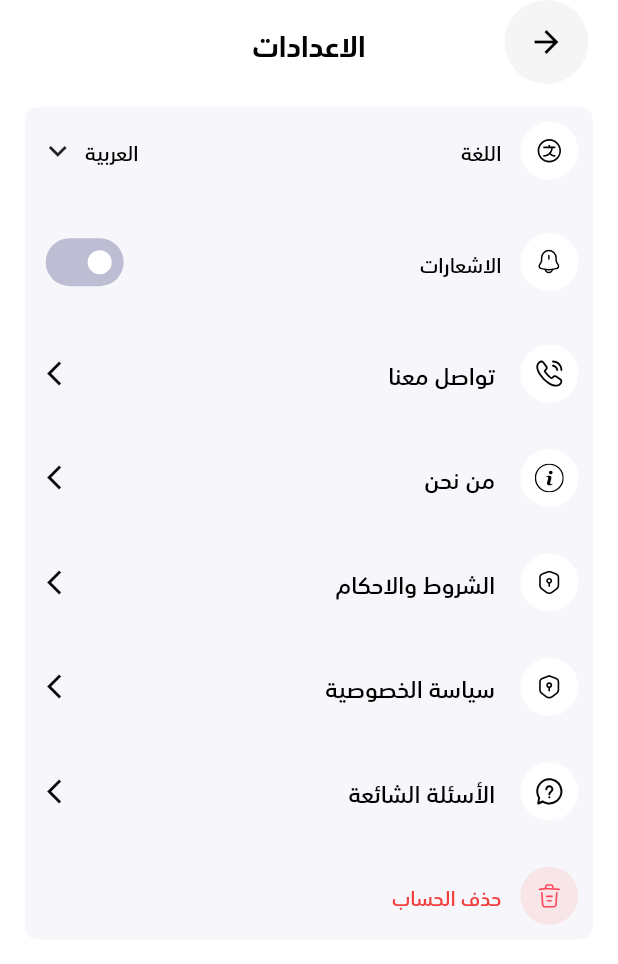
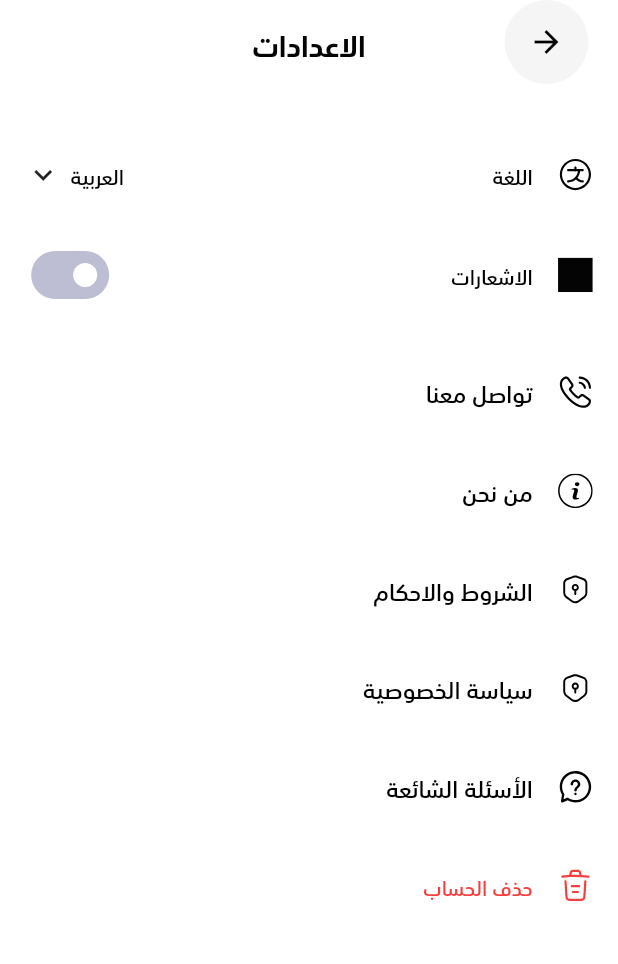
Before and after one commit to Almumez/tawsil_ghaz, a Flutter app: the SettingsView screen opened by its route, on a phone screen of 412 x 824 dp. Shown: the top 964 px of the screen. Run offline on Flutter 3.47's test engine with Material 3 defaults, Android fonts, the phone set to English and light mode, and no system bars; our stand-ins replace cached_network_image, dio, dotted_border, easy_localization, firebase_core, firebase_messaging and 17 more; missing offline and left inert: myfatoorah_flutter; accounts and stored records are empty.

Commit message:
refactor(settings_view): update layout and styling for improved user experience
Refactored the SettingsView by simplifying the layout and enhancing the styling. The body now uses a SingleChildScrollView with updated padding and background color. Adjusted the icons and text styles for better visual consistency, improving overall user interaction within the settings page.

```diff
--- a/lib/features/shared/pages/settings/view.dart
+++ b/lib/features/shared/pages/settings/view.dart
@@ -8,8 +8,6 @@ import '../../../../core/utils/enums.dart';
 import '../../../../core/utils/extensions.dart';
 import '../../../../core/utils/phoneix.dart';
 import '../../../../core/widgets/custom_image.dart';
-import '../../../../core/widgets/custom_radius_icon.dart';
-import 'controller/state.dart';
 import '../../../../gen/assets.gen.dart';
 import '../../../../models/user_model.dart';
 
@@ -22,6 +20,7 @@ import '../../../../gen/locale_keys.g.dart';
 import '../../../../models/profile_item.dart';
 import '../../components/appbar.dart';
 import 'controller/cubit.dart';
+import 'controller/state.dart';
 
 class SettingsView extends StatefulWidget {
   const SettingsView({super.key});
@@ -48,12 +47,10 @@ class _SettingsViewState extends State<SettingsView> {
   @override
   Widget build(BuildContext context) {
     return Scaffold(
+      backgroundColor: Colors.white,
       appBar: CustomAppbar(title: LocaleKeys.settings.tr()),
-      body: Container(
-        padding: EdgeInsets.all(10.h),
-        width: context.w,
-        decoration: BoxDecoration(color: context.cardColor, borderRadius: BorderRadius.circular(8)),
-        child: SingleChildScrollView(
+      body: SingleChildScrollView(
+        padding: EdgeInsets.symmetric(horizontal: 16.w, vertical: 50.h),
         child: Column(
           mainAxisSize: MainAxisSize.min,
           spacing: 32.h,
@@ -71,11 +68,12 @@ class _SettingsViewState extends State<SettingsView> {
               builder: (context, state) {
                 return Row(
                   children: [
-                      CustomRadiusIcon(
-                        size: 40.h,
-                        backgroundColor: context.primaryColorLight,
-                        child: CustomImage(Assets.svg.languageIcon, height: 18.h),
-                      ).withPadding(end: 12.w),
+                    CustomImage(
+                      Assets.svg.languageIcon,
+                      height: 24.h,
+                      width: 24.h,
+                      color: context.primaryColorDark,
+                    ).withPadding(end: 16.w),
                     Expanded(child: Text(LocaleKeys.language.tr(), style: context.mediumText)),
                     InkWell(
                       onTap: () async {
@@ -111,14 +109,15 @@ class _SettingsViewState extends State<SettingsView> {
                   ],
                 );
               },
-              ),
+            ).withPadding(bottom: 0.h),
             Row(
               children: [
-                  CustomRadiusIcon(
-                    size: 40.h,
-                    backgroundColor: context.primaryColorLight,
-                    child: CustomImage(Assets.svg.notificationIcon, height: 18.h),
-                  ).withPadding(end: 12.w),
+                CustomImage(
+                  Assets.svg.notificationIcon,
+                  height: 24.h,
+                  width: 24.h,
+                  color: context.primaryColorDark,
+                ).withPadding(end: 16.w),
                 Expanded(child: Text(LocaleKeys.notifications.tr(), style: context.mediumText)),
                 BlocConsumer<SettingsCubit, SettingsState>(
                   bloc: cubit,
@@ -144,22 +143,18 @@ class _SettingsViewState extends State<SettingsView> {
                   },
                 ),
               ],
-              ),
+            ).withPadding(bottom: 12.h),
             ...List.generate(
               items.length,
               (index) => InkWell(
                 onTap: items[index].onTap,
                 child: Row(
                   children: [
-                      CustomRadiusIcon(
-                        size: 40.h,
-                        backgroundColor: items[index].isLogout ? context.errorColor.withValues(alpha: .1) : null,
-                        child: CustomImage(
+                    CustomImage(
                       items[index].image,
-                          height: 20.h,
-                          width: 20.h,
+                      height: 24.h,
+                      width: 24.h,
                       color: items[index].isLogout ? context.errorColor : context.primaryColorDark,
-                        ),
                     ).withPadding(end: 16.w),
                     Expanded(
                       child: Text(
@@ -167,10 +162,9 @@ class _SettingsViewState extends State<SettingsView> {
                         style: context.mediumText.copyWith(fontSize: 16, color: items[index].isLogout ? context.errorColor : null),
                       ),
                     ),
-                      if (!items[index].isLogout) Icon(Icons.arrow_forward_ios, size: 20.h, color: context.primaryColorDark),
                   ],
                 ),
-                ),
+              ).withPadding(bottom: 12.h),
             ),
             InkWell(
               onTap: () {
@@ -181,11 +175,12 @@ class _SettingsViewState extends State<SettingsView> {
               },
               child: Row(
                 children: [
-                    CustomRadiusIcon(
-                      size: 40.h,
-                      backgroundColor: context.errorColor.withValues(alpha: .1),
-                      child: CustomImage(Assets.svg.deleteIcon, height: 18.h),
-                    ).withPadding(end: 12.w),
+                  CustomImage(
+                    Assets.svg.deleteIcon,
+                    height: 24.h,
+                    width: 24.h,
+                    color: context.errorColor,
+                  ).withPadding(end: 16.w),
                   Expanded(child: Text(LocaleKeys.delete_account.tr(), style: context.mediumText.copyWith(color: context.errorColor))),
                 ],
               ),
@@ -193,7 +188,6 @@ class _SettingsViewState extends State<SettingsView> {
           ],
         ),
       ),
-      ).withPadding(horizontal: 16.w, vertical: 16.h),
     );
   }
 }
```
Lines whose indentation alone changed are shown as unchanged.
